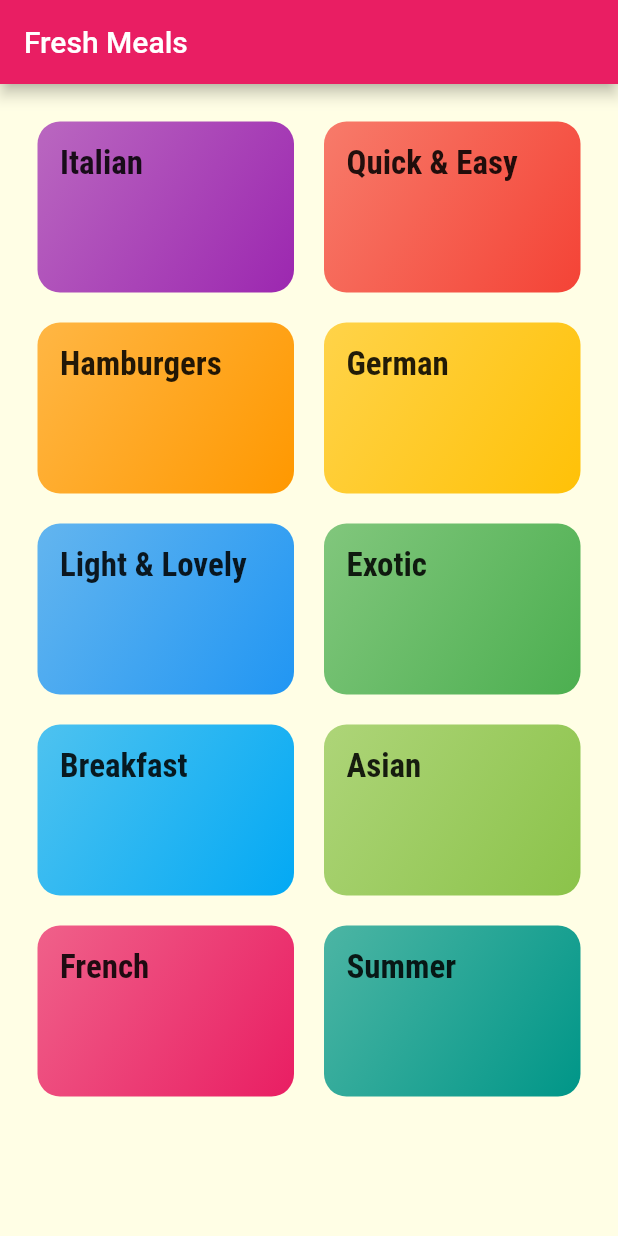
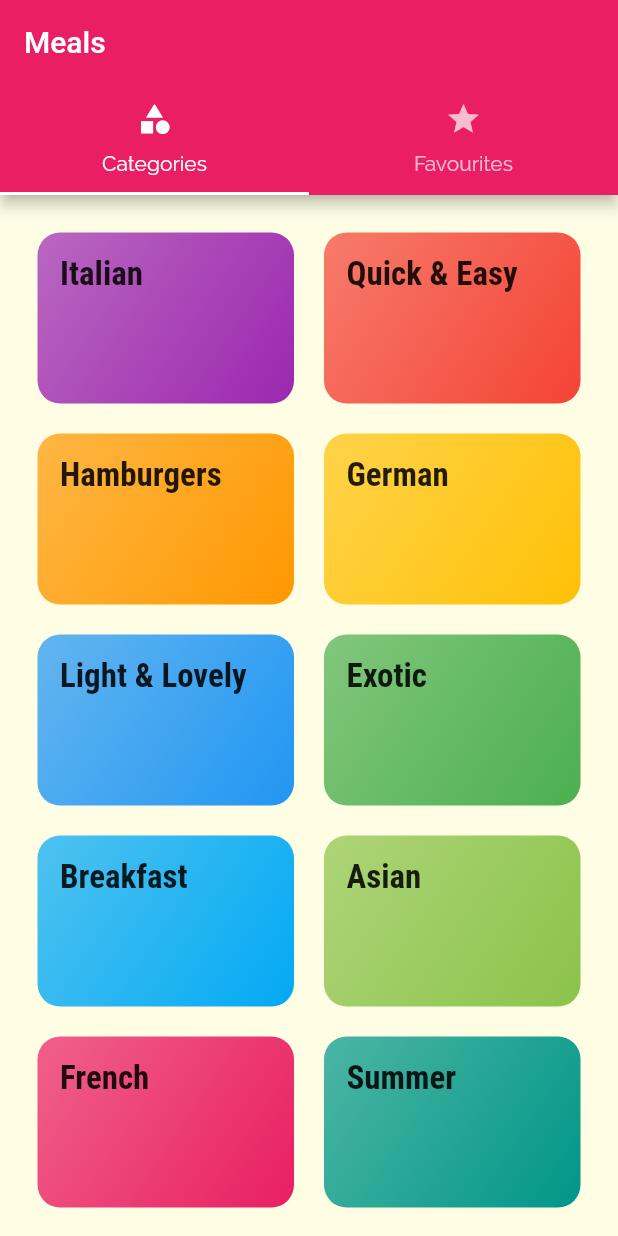
Before and after one commit to OwethuSotomela/meals_app, a Flutter app: the screen it shows after launch, on a phone screen of 412 x 824 dp. Run offline on Flutter 3.47's test engine with Material 2 defaults, Android fonts, the phone set to English and light mode, and no system bars.

```diff
--- a/lib/main.dart
+++ b/lib/main.dart
@@ -1,6 +1,8 @@
 import 'package:flutter/material.dart';
 import 'package:flutter_complete_guide/screens/category_meals_screen.dart';
 import 'package:flutter_complete_guide/screens/meal_detail_screen.dart';
+// import 'package:flutter_complete_guide/screens/meal_detail_screen.dart';
+import 'package:flutter_complete_guide/screens/tabs_screen.dart';
 import 'screens/categories_screen.dart';
 
 void main() => runApp(MyApp());
@@ -33,9 +35,9 @@ class MyApp extends StatelessWidget {
       // home: CategoriesScreen(),
       initialRoute: '/',
       routes: {
-        '/': (ctx) => CategoriesScreen(),
+        '/': (ctx) => TabsScreen(),
         CategoryMealsScreens.routeName: (cxt) => CategoryMealsScreens(),
-        // MealDetailScreen.routeName: (ctx) => MealDetailScreen(),
+        MealDetailScreen.routeName: (ctx) => MealDetailScreen(),
       },
       // ignore: missing_return
       onGenerateRoute: (settings){
--- a/lib/models/meal.dart
+++ b/lib/models/meal.dart
@@ -1,6 +1,10 @@
 import 'package:flutter/foundation.dart';
 
-enum Complexity { Simple, Challenging, Hard }
+enum Complexity {
+  Simple,
+  Challenging,
+  Hard,
+}
 
 enum Affordability {
   Affordable,
--- a/lib/screens/categories_screen.dart
+++ b/lib/screens/categories_screen.dart
@@ -5,11 +5,7 @@ import '../dummy_data.dart';
 class CategoriesScreen extends StatelessWidget {
   @override
   Widget build(BuildContext context) {
-    return Scaffold(
-      appBar: AppBar(
-        title: const Text('Fresh Meals'),
-      ),
-      body: GridView(
+    return GridView(
       padding: const EdgeInsets.all(25),
       children: DUMMY_CATEGORIES
           .map((catData) => CategoryItem(
@@ -24,7 +20,6 @@ class CategoriesScreen extends StatelessWidget {
         crossAxisSpacing: 20,
         mainAxisSpacing: 20,
       ),
-      ),
     );
   }
 }
--- /dev/null
+++ b/lib/screens/favourites_screen.dart
@@ -0,0 +1,8 @@
+import 'package:flutter/material.dart';
+
+class FavoutesScreen extends StatelessWidget {
+  @override
+  Widget build(BuildContext context) {
+    return Center(child: Text('The Favourites'),);
+  }
+}
--- /dev/null
+++ b/lib/screens/tabs_screen.dart
@@ -0,0 +1,43 @@
+import 'package:flutter/material.dart';
+import '../screens/favourites_screen.dart';
+import './categories_screen.dart';
+
+class TabsScreen extends StatefulWidget {
+  @override
+  _TabsScreenState createState() => _TabsScreenState();
+}
+
+class _TabsScreenState extends State<TabsScreen> {
+  @override
+  Widget build(BuildContext context) {
+    return DefaultTabController(
+      // initialIndex: 0,
+      length: 2,
+      child: Scaffold(
+        appBar: AppBar(
+          title: Text('Meals'),
+          bottom: TabBar(
+            tabs: [
+              Tab(
+                icon: Icon(
+                  Icons.category,
+                ),
+                text: 'Categories',
+              ),
+              Tab(
+                icon: Icon(Icons.star),
+                text: 'Favourites',
+              ),
+            ],
+          ),
+        ),
+        body: TabBarView(
+          children: [
+            CategoriesScreen(),
+            FavoutesScreen(),
+          ],
+        ),
+      ),
+    );
+  }
+}
```
Also changed, not shown: lib/screens/meal_detail_screen.dart (+7 -2 lines), lib/widgets/meal_item.dart (+6 -7 lines). Lines whose indentation alone changed are shown as unchanged.
